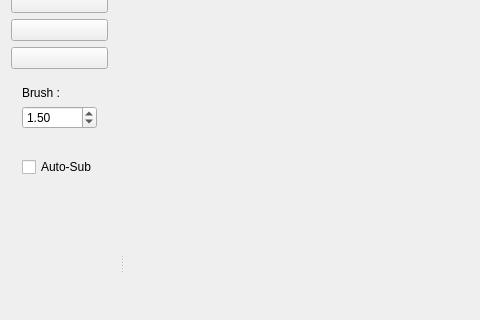
slvrgauthier/OpenSculpt, file src/gui/mainWindow.ui: the form before one commit; both pictures show x 0 to 480 and y 183 to 503 of the 897 by 826 pixel window.
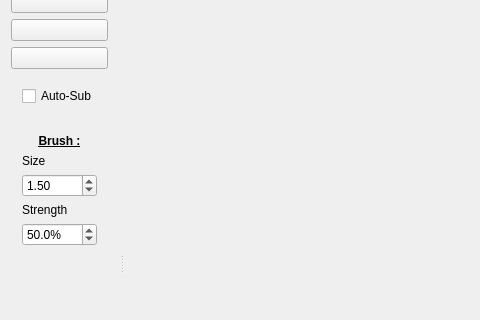
The form after the commit. Icons and pictures are not drawn. Custom widgets are drawn as their Qt base class.

```diff
--- a/src/gui/mainWindow.ui
+++ b/src/gui/mainWindow.ui
@@ -426,18 +426,44 @@
        </property>
       </widget>
      </item>
+     <item>
+      <widget class="QWidget" name="widgetAutosub" native="true">
+       <layout class="QVBoxLayout" name="verticalLayout_10">
+        <item>
+         <widget class="QCheckBox" name="checkBoxautosub">
+          <property name="text">
+           <string>Auto-Sub</string>
+          </property>
+         </widget>
+        </item>
+       </layout>
+      </widget>
+     </item>
      <item>
       <widget class="QWidget" name="widgetBrush" native="true">
        <layout class="QVBoxLayout" name="verticalLayout_9">
         <item>
          <widget class="QLabel" name="Brush">
+          <property name="layoutDirection">
+           <enum>Qt::LeftToRight</enum>
+          </property>
           <property name="text">
-           <string>Brush :</string>
+           <string>&lt;html&gt;&lt;head/&gt;&lt;body&gt;&lt;p align=&quot;center&quot;&gt;&lt;span style=&quot; font-weight:600; text-decoration: underline;&quot;&gt;Brush :&lt;/span&gt;&lt;/p&gt;&lt;/body&gt;&lt;/html&gt;</string>
           </property>
          </widget>
         </item>
         <item>
-         <widget class="QDoubleSpinBox" name="spinBrush">
+         <widget class="QLabel" name="brushSize">
+          <property name="text">
+           <string>Size</string>
+          </property>
+         </widget>
+        </item>
+        <item>
+         <widget class="QDoubleSpinBox" name="spinBrushSize">
+          <property name="maximum">
+           <double>10.000000000000000</double>
+          </property>
           <property name="singleStep">
            <double>0.500000000000000</double>
           </property>
@@ -446,16 +472,29 @@
           </property>
          </widget>
         </item>
-       </layout>
-      </widget>
-     </item>
-     <item>
-      <widget class="QWidget" name="widgetAutosub" native="true">
-       <layout class="QVBoxLayout" name="verticalLayout_10">
         <item>
-         <widget class="QCheckBox" name="checkBoxautosub">
+         <widget class="QLabel" name="brushStrength">
           <property name="text">
-           <string>Auto-Sub</string>
+           <string>Strength</string>
+          </property>
+         </widget>
+        </item>
+        <item>
+         <widget class="QDoubleSpinBox" name="spinBrushStrength">
+          <property name="suffix">
+           <string>%</string>
+          </property>
+          <property name="decimals">
+           <number>1</number>
+          </property>
+          <property name="maximum">
+           <double>100.000000000000000</double>
+          </property>
+          <property name="singleStep">
+           <double>10.000000000000000</double>
+          </property>
+          <property name="value">
+           <double>50.000000000000000</double>
           </property>
          </widget>
         </item>
```
